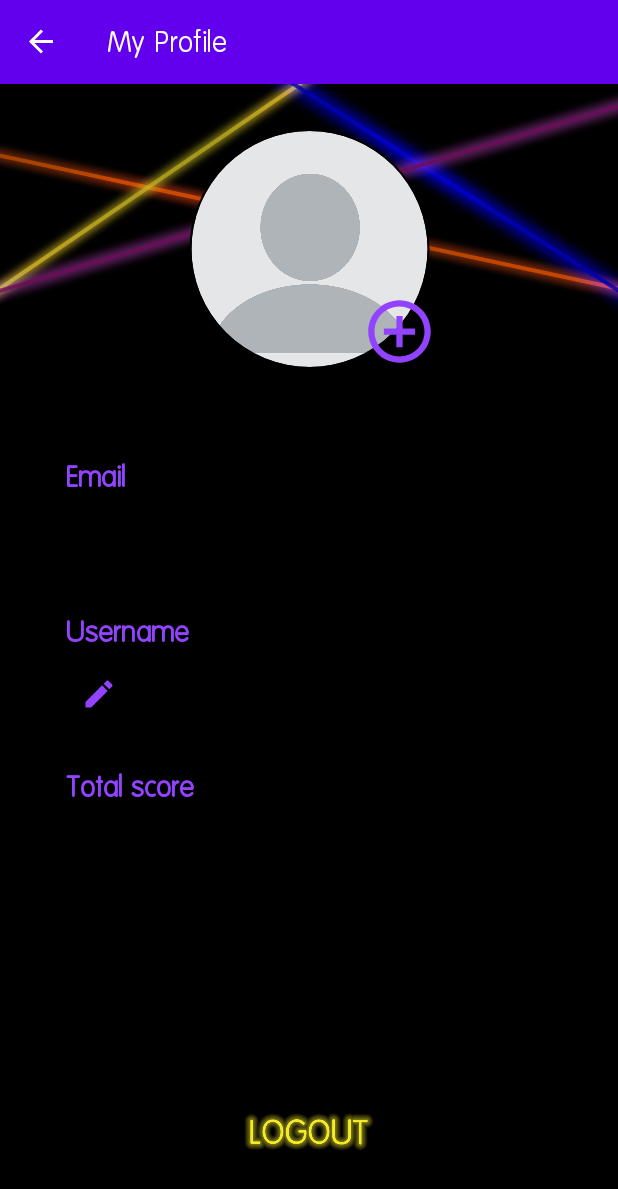
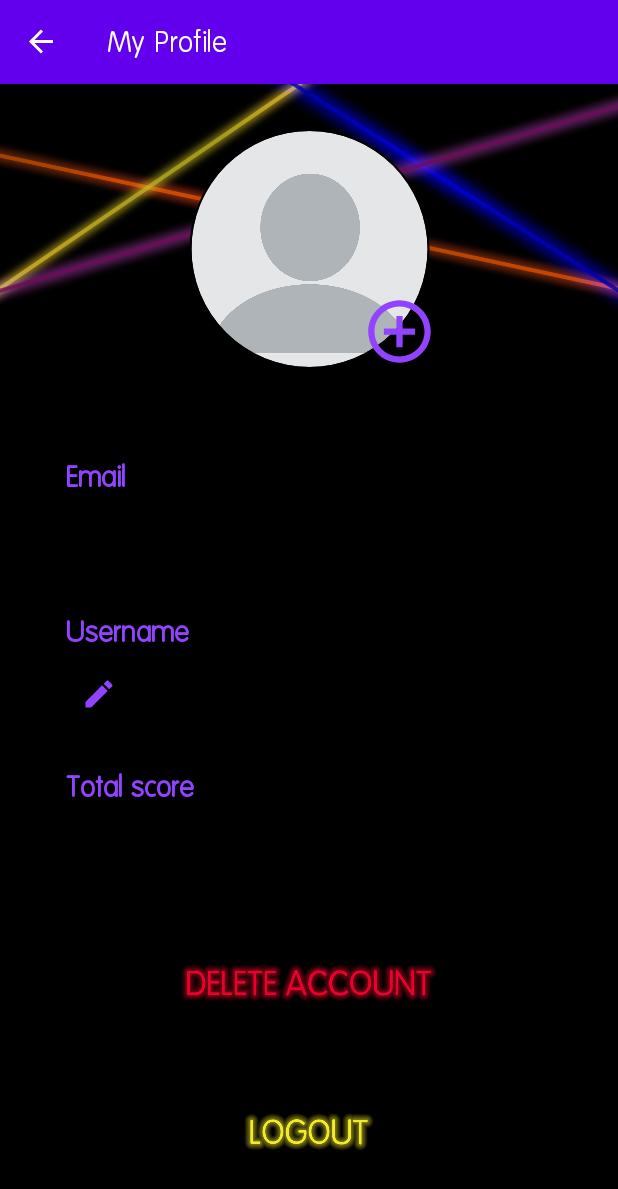
Before and after one commit to Mic98-git/Pong, an Android app: the UserProfileFragment screen opened through its navigation route, on a phone screen of 412 x 824 dp. Shown: the top 1189 px of the screen. Run offline under Robolectric (Android 15) with nearby library versions, the phone set to English and light mode, and no system bars; our stand-ins replace CircleImageView, Firebase (no records; nobody signed in at launch, a user with empty details on screens opened directly), navigation-ui; 3 statements that could not run were skipped.

Commit message:
account deletion handled

```diff
--- a/PongGame/app/src/main/java/com/example/ponggame/fragments/UserProfileFragment.kt
+++ b/PongGame/app/src/main/java/com/example/ponggame/fragments/UserProfileFragment.kt
@@ -44,9 +44,11 @@ class UserProfileFragment : Fragment() {
     private lateinit var undoButton: ImageView
     private lateinit var confirmButton: ImageView
     private lateinit var editUsernameButton: ImageButton
+    private lateinit var deleteAccountButton: ImageView
 
     private lateinit var failedUsernameBuilder: AlertDialog.Builder
     private lateinit var logoutBuilder: AlertDialog.Builder
+    private lateinit var deleteAccountBuilder: AlertDialog.Builder
     private lateinit var alert: AlertDialog
     private lateinit var toast: Toast
 
@@ -99,6 +101,7 @@ class UserProfileFragment : Fragment() {
         undoButton = view.findViewById(R.id.undo_update_button)
         confirmButton = view.findViewById(R.id.confirm_update_button)
         editUsernameButton = view.findViewById(R.id.edit_username_button)
+        deleteAccountButton = view.findViewById(R.id.delete_account_button)
 
 
         // Handling edit text and image
@@ -108,29 +111,17 @@ class UserProfileFragment : Fragment() {
 
         // Initialize builder for alert
         failedUsernameBuilder = AlertDialog.Builder(this.requireContext())
-        if (resources.configuration.uiMode and Configuration.UI_MODE_NIGHT_MASK === Configuration.UI_MODE_NIGHT_YES) {
-            failedUsernameBuilder.setTitle(HtmlCompat.fromHtml("<font color='#ffffff'>Attention!</font>",
-                HtmlCompat.FROM_HTML_MODE_LEGACY))
-        }
-        else {
-            failedUsernameBuilder.setTitle(HtmlCompat.fromHtml("<font color='#000000'>Attention!</font>",
-                HtmlCompat.FROM_HTML_MODE_LEGACY))
-        }
+        setWhiteTitleForAlert(failedUsernameBuilder, "Attention!")
         failedUsernameBuilder.setMessage("Username field must be not empty")
-        failedUsernameBuilder.setPositiveButton("Ok", DialogInterface.OnClickListener { dialog, which ->
-            confirmButton.alpha = 1.0F
-            dialog.dismiss()
-        })
+        failedUsernameBuilder.setPositiveButton(
+            "Ok",
+            DialogInterface.OnClickListener { dialog, which ->
+                confirmButton.alpha = 1.0F
+                dialog.dismiss()
+            })
 
         logoutBuilder = AlertDialog.Builder(this.requireContext())
-        if (resources.configuration.uiMode and Configuration.UI_MODE_NIGHT_MASK === Configuration.UI_MODE_NIGHT_YES) {
-            logoutBuilder.setTitle(HtmlCompat.fromHtml("<font color='#ffffff'>Attention!</font>",
-                HtmlCompat.FROM_HTML_MODE_LEGACY))
-        }
-        else {
-            logoutBuilder.setTitle(HtmlCompat.fromHtml("<font color='#000000'>Attention!</font>",
-                HtmlCompat.FROM_HTML_MODE_LEGACY))
-        }
+        setWhiteTitleForAlert(logoutBuilder, "Attention!")
         logoutBuilder.setMessage("Are you sure you want to log out?")
         logoutBuilder.setPositiveButton("Yes", DialogInterface.OnClickListener { dialog, which ->
             logOutButton.alpha = 1.0F
@@ -141,6 +132,23 @@ class UserProfileFragment : Fragment() {
         })
         logoutBuilder.setNegativeButton("No", DialogInterface.OnClickListener { dialog, which ->
             logOutButton.alpha = 1.0F
+            dialog.dismiss()
+        })
+
+        deleteAccountBuilder = AlertDialog.Builder(this.requireContext())
+        setWhiteTitleForAlert(deleteAccountBuilder, "Deleting account")
+        deleteAccountBuilder.setMessage(
+            "Do you really want to proceed?\nAll saved data will be erased."
+        )
+        deleteAccountBuilder.setPositiveButton("Yes", DialogInterface.OnClickListener { dialog, which ->
+            deleteAccountButton.alpha = 1.0F
+            view.findNavController().navigate(
+                UserProfileFragmentDirections.actionUserProfileFragmentToAccountDeletedFragment()
+            )
+            DatabaseImpl.deleteUser()
+        })
+        deleteAccountBuilder.setNegativeButton("No", DialogInterface.OnClickListener { dialog, which ->
+            deleteAccountButton.alpha = 1.0F
             dialog.dismiss()
         })
 
@@ -197,6 +205,12 @@ class UserProfileFragment : Fragment() {
             alert = logoutBuilder.create()
             alert.show()
         }
+
+        deleteAccountButton.setOnClickListener {
+            deleteAccountButton.alpha = 0.5F
+            alert = deleteAccountBuilder.create()
+            alert.show()
+        }
     }
 
     override fun onDestroyView() {
@@ -241,6 +255,7 @@ class UserProfileFragment : Fragment() {
     private fun editButtonsVisibilityOn() {
         editUsernameButton.visibility = View.INVISIBLE
         logOutButton.visibility = View.INVISIBLE
+        deleteAccountButton.visibility = View.INVISIBLE
         undoButton.visibility = View.VISIBLE
         confirmButton.visibility = View.VISIBLE
     }
@@ -248,6 +263,7 @@ class UserProfileFragment : Fragment() {
     private fun editButtonsVisibilityOff() {
         editUsernameButton.visibility = View.VISIBLE
         logOutButton.visibility = View.VISIBLE
+        deleteAccountButton.visibility = View.VISIBLE
         undoButton.visibility = View.INVISIBLE
         confirmButton.visibility = View.INVISIBLE
     }
@@ -266,4 +282,25 @@ class UserProfileFragment : Fragment() {
             }
         }
 
+    private fun setWhiteTitleForAlert(builder: AlertDialog.Builder, title: String) {
+        if (resources.configuration.uiMode and Configuration.UI_MODE_NIGHT_MASK
+            ===
+            Configuration.UI_MODE_NIGHT_YES
+        ) {
+            builder.setTitle(
+                HtmlCompat.fromHtml(
+                    "<font color='#ffffff'>${title}</font>",
+                    HtmlCompat.FROM_HTML_MODE_LEGACY
+                )
+            )
+        } else {
+            builder.setTitle(
+                HtmlCompat.fromHtml(
+                    "<font color='#000000'>${title}</font>",
+                    HtmlCompat.FROM_HTML_MODE_LEGACY
+                )
+            )
+        }
+    }
+
 }
--- a/PongGame/app/src/main/res/layout/fragment_user_profile.xml
+++ b/PongGame/app/src/main/res/layout/fragment_user_profile.xml
@@ -162,6 +162,18 @@
         android:focusable="true" />
 
     <ImageView
+        android:id="@+id/delete_account_button"
+        android:layout_width="200dp"
+        android:layout_height="60dp"
+        app:layout_constraintEnd_toEndOf="parent"
+        app:layout_constraintStart_toStartOf="parent"
+        app:layout_constraintTop_toBottomOf="@id/user_score"
+        app:layout_constraintBottom_toTopOf="@id/undo_update_button"
+        app:srcCompat="@drawable/delete_account"
+        android:clickable="true"
+        android:focusable="true" />
+
+    <ImageView
         android:id="@+id/log_out_button"
         android:layout_width="200dp"
         android:layout_height="60dp"
@@ -173,41 +185,5 @@
         android:clickable="true"
         android:focusable="true" />
 
-    <!--
-    <Button
-        android:id="@+id/confirm_update_button"
-        android:layout_width="250dp"
-        android:layout_height="wrap_content"
-        android:text="Confirm"
-        android:visibility="invisible"
-        app:cornerRadius="24dp"
-        app:layout_constraintEnd_toEndOf="parent"
-        app:layout_constraintStart_toStartOf="parent"
-        app:layout_constraintTop_toBottomOf="@id/user_score"
-        app:layout_constraintBottom_toTopOf="@id/undo_update_button"/>
-
-    <Button
-        android:id="@+id/undo_update_button"
-        android:layout_width="250dp"
-        android:layout_height="wrap_content"
-        android:text="Cancel"
-        android:visibility="invisible"
-        app:cornerRadius="24dp"
-        app:layout_constraintEnd_toEndOf="parent"
-        app:layout_constraintStart_toStartOf="parent"
-        app:layout_constraintTop_toBottomOf="@id/confirm_update_button"
-        app:layout_constraintBottom_toBottomOf="parent"/>
-
-    <Button
-        android:id="@+id/log_out_button"
-        android:layout_width="250dp"
-        android:layout_height="wrap_content"
-        android:text="Log out"
-        app:cornerRadius="24dp"
-        app:layout_constraintEnd_toEndOf="parent"
-        app:layout_constraintStart_toStartOf="parent"
-        app:layout_constraintTop_toBottomOf="@id/confirm_update_button"
-        app:layout_constraintBottom_toBottomOf="parent"/>
-    -->
 
 </androidx.constraintlayout.widget.ConstraintLayout>
--- a/PongGame/app/src/main/res/navigation/nav_graph.xml
+++ b/PongGame/app/src/main/res/navigation/nav_graph.xml
@@ -86,9 +86,21 @@
             app:destination="@id/loginFragment"
             app:popUpTo="@id/nav_graph.xml"
             app:popUpToInclusive="true" />
+        <action
+            android:id="@+id/action_userProfileFragment_to_accountDeletedFragment"
+            app:destination="@id/accountDeletedFragment" />
     </fragment>
     <activity
         android:id="@+id/pongActivity"
         android:name="com.example.ponggame.game.ui.PongActivity"
         android:label="PongActivity" />
+    <fragment
+        android:id="@+id/accountDeletedFragment"
+        android:name="com.example.ponggame.fragments.AccountDeletedFragment"
+        android:label="fragment_account_deleted"
+        tools:layout="@layout/fragment_account_deleted" >
+        <action
+            android:id="@+id/action_accountDeletedFragment_to_HomePageFragment"
+            app:destination="@id/HomePageFragment" />
+    </fragment>
 </navigation>
```
Also changed, not shown: PongGame/app/src/main/java/com/example/ponggame/fragments/AccountDeletedFragment.kt (added, +90 -0 lines), PongGame/app/src/main/res/layout/fragment_account_deleted.xml (added, +12 -0 lines), PongGame/app/src/main/res/layout/fragment_menu.xml (+0 -36 lines), PongGame/app/src/main/res/drawable-v24/delete_account.png (added).
